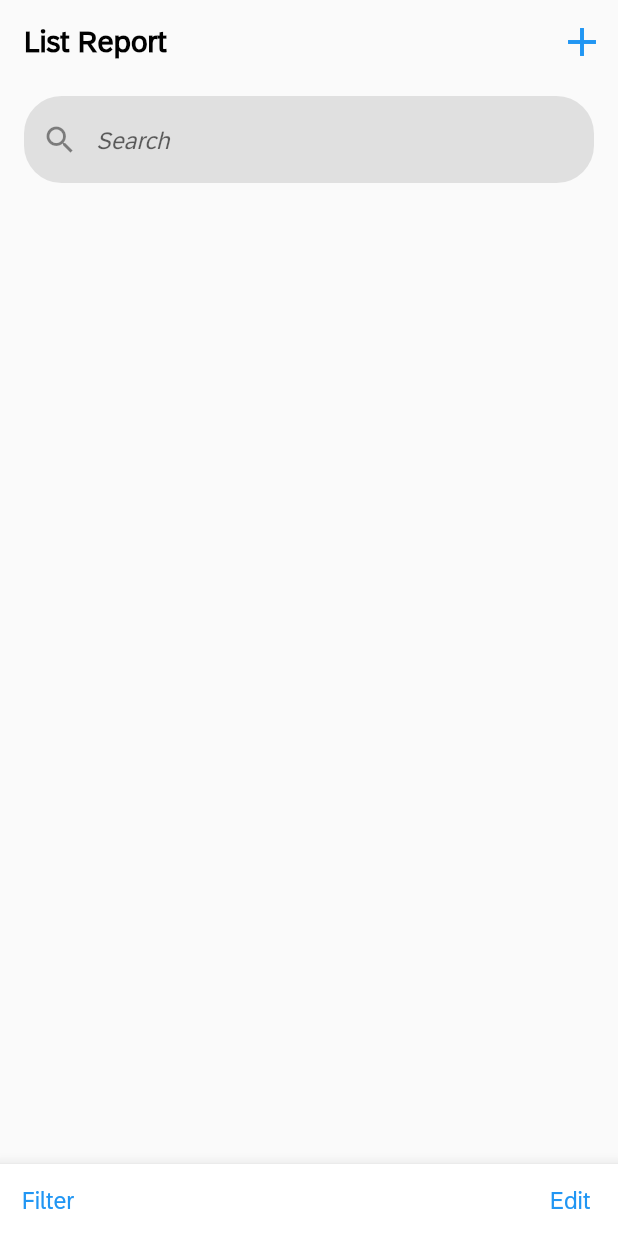
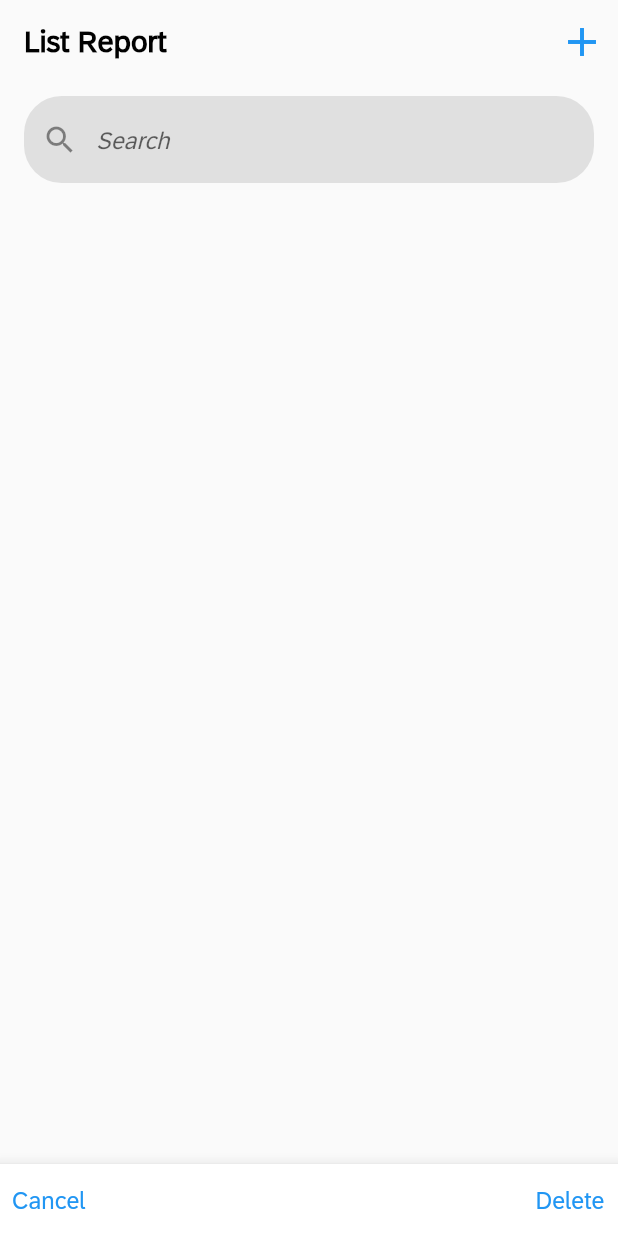
Before and after one commit to MindsetConsulting/com.mindset.ipv.fiori_flutter, a Flutter app: the screen it shows after launch, after a tap on "Edit", on a phone screen of 412 x 824 dp. Run offline on Flutter 3.47's test engine with Material 2 defaults, Android fonts, the phone set to English and light mode, and no system bars.

Commit message:
conditional rendering of BottomAppBar buttons

```diff
--- a/lib/main.dart
+++ b/lib/main.dart
@@ -26,6 +26,7 @@ class _ListReportPageState extends State<ListReportPage> {
   final TextEditingController _searchController = TextEditingController();
   String _searchText = '';
   List<Map<String, String>> _items = [];
+  bool isEditing = false;
 
   @override
   void initState() {
@@ -282,10 +283,16 @@ class _ListReportPageState extends State<ListReportPage> {
             children: [
               TextButton(
                 onPressed: () {
-                  // Filter button functionality here
+                  if (isEditing) {
+                    setState(() {
+                      isEditing = !isEditing;
+                    });
+                  } else {
+                    // Filter button functionality here
+                  }
                 },
                 child: Text(
-                  'Filter',
+                  isEditing ? 'Cancel' : 'Filter',
                   style: TextStyle(
                     color: Colors.blue,
                     fontFamily: 'SAP72',
@@ -295,10 +302,12 @@ class _ListReportPageState extends State<ListReportPage> {
               ),
               TextButton(
                 onPressed: () {
-                  // Add button functionality here
+                  setState(() {
+                    isEditing = !isEditing;
+                  });
                 },
                 child: Text(
-                  'Edit',
+                  isEditing ? 'Delete' : 'Edit',
                   style: TextStyle(
                     color: Colors.blue,
                     fontFamily: 'SAP72',
```
